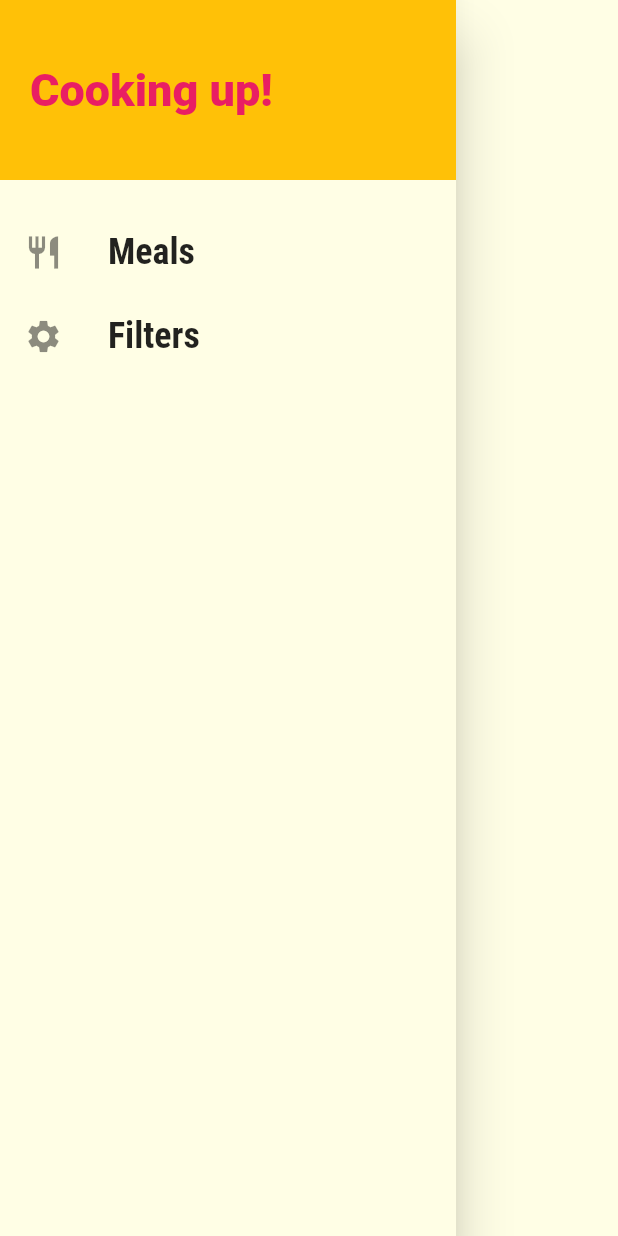
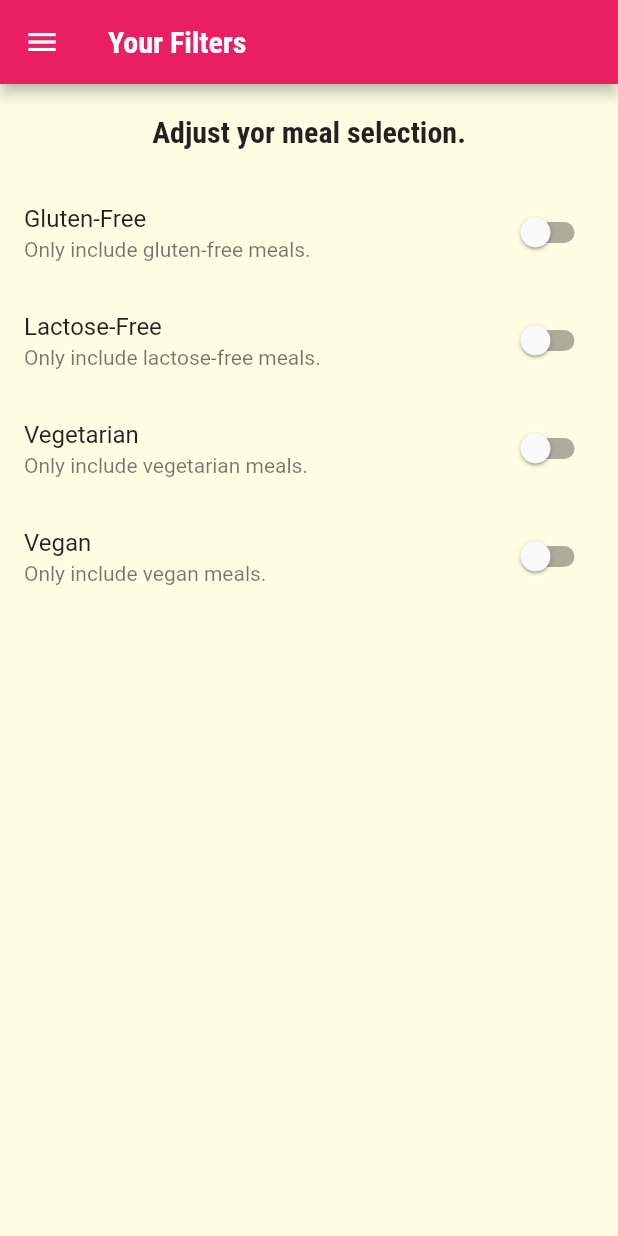
Before and after one commit to suelencn/meals-app, a Flutter app: the MainDrawer widget shown alone on an empty page, opened directly, after a tap on "Filters", on a phone screen of 412 x 824 dp. Run offline on Flutter 3.47's test engine with Material 2 defaults, Android fonts, the phone set to English and light mode, and no system bars.

Commit message:
add filters

```diff
--- a/lib/main.dart
+++ b/lib/main.dart
@@ -1,4 +1,5 @@
 import 'package:flutter/material.dart';
+import 'package:meals_app/pages/filters_page.dart';
 
 import 'pages/tabs_page.dart';
 import 'pages/categoryMeals_page.dart';
@@ -37,6 +38,7 @@ class MyApp extends StatelessWidget {
         '/': (context) => TabsPage(),
         CategoryMealsPage.routeName: ((context) => CategoryMealsPage()),
         MealDetailPage.routeName: ((context) => MealDetailPage()),
+        FilterPage.routeName: ((context) => FilterPage()),
       },
       onUnknownRoute: (settings) {
         return MaterialPageRoute(builder: (ctx) => CategoryMealsPage());
--- /dev/null
+++ b/lib/pages/filters_page.dart
@@ -0,0 +1,79 @@
+import 'package:flutter/material.dart';
+
+import '../widgets/main_drawer.dart';
+
+class FilterPage extends StatefulWidget {
+  static const routeName = '/filters';
+
+  @override
+  State<FilterPage> createState() => _FilterPageState();
+}
+
+class _FilterPageState extends State<FilterPage> {
+  var _glutenFree = false;
+  var _vegetarian = false;
+  var _vegan = false;
+  var _lactoseFree = false;
+
+  Widget _buildSwitchListTile(bool filter, String title, String description,
+      Function(bool) updateValue) {
+    return SwitchListTile(
+      title: Text(title),
+      value: filter,
+      subtitle: Text(description),
+      onChanged: updateValue,
+    );
+  }
+
+  @override
+  Widget build(BuildContext context) {
+    return Scaffold(
+      appBar: AppBar(
+        title: Text('Your Filters'),
+      ),
+      drawer: MainDrawer(),
+      body: Column(
+        children: [
+          Container(
+            padding: const EdgeInsets.all(20),
+            child: Text(
+              'Adjust yor meal selection.',
+              style: Theme.of(context).textTheme.headline6,
+            ),
+          ),
+          Expanded(
+              child: ListView(
+            children: [
+              _buildSwitchListTile(
+                  _glutenFree, 'Gluten-Free', 'Only include gluten-free meals.',
+                  (newValue) {
+                setState(() {
+                  _glutenFree = newValue;
+                });
+              }),
+              _buildSwitchListTile(_lactoseFree, 'Lactose-Free',
+                  'Only include lactose-free meals.', (newValue) {
+                setState(() {
+                  _lactoseFree = newValue;
+                });
+              }),
+              _buildSwitchListTile(
+                  _vegetarian, 'Vegetarian', 'Only include vegetarian meals.',
+                  (newValue) {
+                setState(() {
+                  _vegetarian = newValue;
+                });
+              }),
+              _buildSwitchListTile(_vegan, 'Vegan', 'Only include vegan meals.',
+                  (newValue) {
+                setState(() {
+                  _vegan = newValue;
+                });
+              }),
+            ],
+          ))
+        ],
+      ),
+    );
+  }
+}
--- a/lib/widgets/main_drawer.dart
+++ b/lib/widgets/main_drawer.dart
@@ -1,7 +1,9 @@
 import 'package:flutter/material.dart';
 
+import '/pages/filters_page.dart';
+
 class MainDrawer extends StatelessWidget {
-  Widget buildListTile(String title, IconData icon) {
+  Widget buildListTile(String title, IconData icon, Function tapHandler) {
     return ListTile(
       leading: Icon(
         icon,
@@ -14,7 +16,7 @@ class MainDrawer extends StatelessWidget {
             fontSize: 24,
             fontWeight: FontWeight.bold),
       ),
-      onTap: () {},
+      onTap: () => tapHandler(),
     );
   }
 
@@ -40,8 +42,13 @@ class MainDrawer extends StatelessWidget {
           SizedBox(
             height: 20,
           ),
-          buildListTile('Meals', Icons.restaurant),
-          buildListTile('Filters', Icons.settings),
+          buildListTile('Meals', Icons.restaurant, () {
+            Navigator.of(context).pushNamed('/');
+          }),
+          buildListTile('Filters', Icons.settings, () {
+            //Navigator.of(context).pushNamed(FilterPage.routeName);
+            Navigator.of(context).pushReplacementNamed(FilterPage.routeName);
+          }),
         ],
       ),
     );
```
Also changed, not shown: lib/pages/categoryMeals_page.dart (+41 -16 lines), lib/pages/mealDetail_page.dart (+8 -0 lines), lib/widgets/meal_item.dart (+12 -1 lines).
